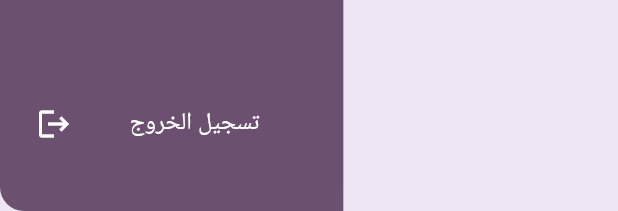
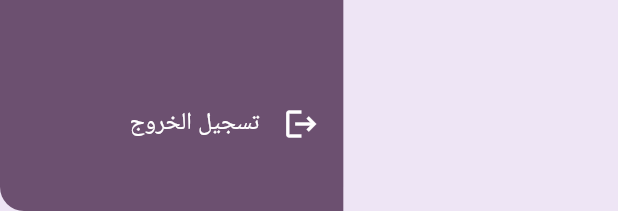
Before and after one commit to NaserAlomosh/jo_driving_license, a Flutter app: the AppDrawer widget shown alone on an empty page, opened directly, on a phone screen of 412 x 824 dp. Shown: the part 1025-1236 px from the top of the screen. Run offline on Flutter 3.47's test engine with Material 3 defaults, Android fonts, the phone set to English and light mode, and no system bars; our stand-ins replace awesome_bottom_bar, cached_network_image, cloud_firestore, easy_localization, firebase_auth, firebase_core and 8 more; missing offline and left inert: encrypt; accounts and stored records are empty; Roboto replaces fonts that are missing (SF Pro Display); project files that could hold a hidden picture were left out.

Commit message:
edit AppDrawer

```diff
--- a/lib/features/botton_nav_bar/widgets/app_drawer.dart
+++ b/lib/features/botton_nav_bar/widgets/app_drawer.dart
@@ -29,12 +29,6 @@ class AppDrawer extends StatelessWidget {
                     tr('home'),
                     onTap: () => context.pop(),
                   ),
-                  // _listTile(
-                  //   context,
-                  //   leadingIcon: Icons.account_box,
-                  //   tr('profile'),
-                  //   onTap: () => context.push(const ProfileView()),
-                  // ),
                   _listTile(
                       context,
                       leadingIcon: Icons.favorite_border,
@@ -51,11 +45,8 @@ class AppDrawer extends StatelessWidget {
                     child: _listTile(
                       context,
                       tr('logout'),
-                      trailingIcon: Icon(
-                        Icons.logout,
-                        size: 24.sp,
-                        color: Theme.of(context).colorScheme.onPrimary,
-                      ),
+                      leadingIcon: Icons.logout,
+                      trailingIcon: const SizedBox(),
                     ),
                   ),
                 ],
```
